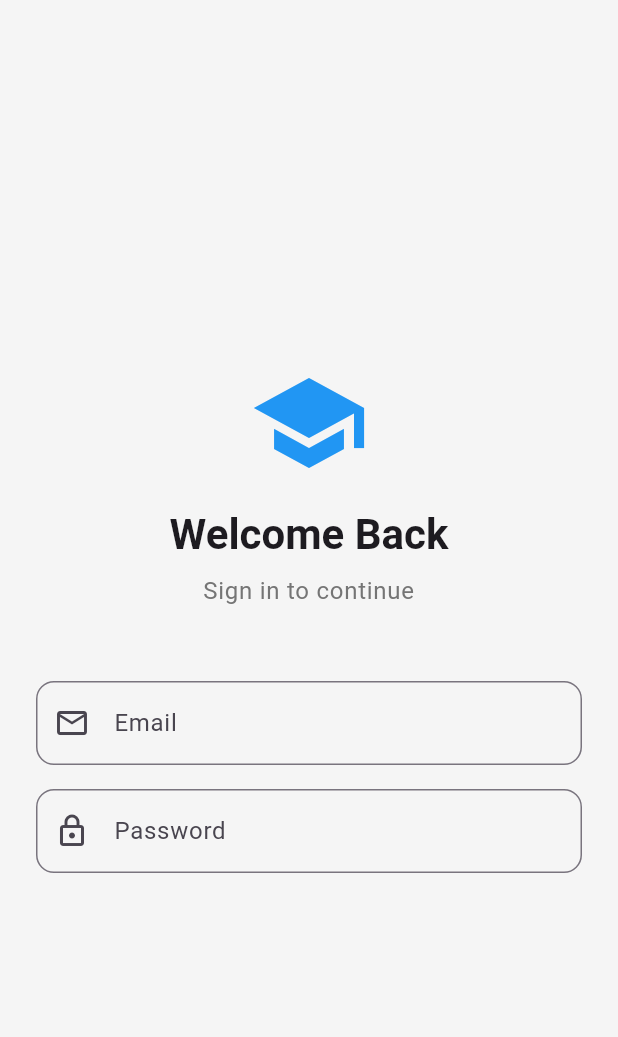
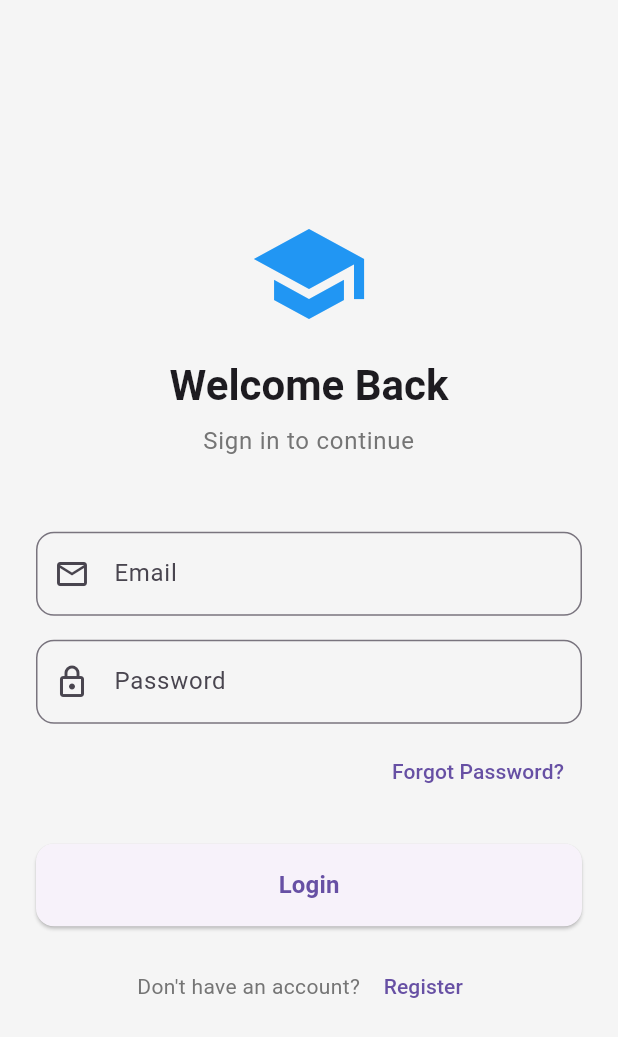
Before and after one commit to aduoke33/2025_LTTBDD_N05_Nhom_4, a Flutter app: the LoginScreen screen opened directly, on a phone screen of 412 x 824 dp. Shown: the top 1037 px of the screen. Run offline on Flutter 3.47's test engine with Material 3 defaults, Android fonts, the phone set to English and light mode, and no system bars; network calls fail.

Commit message:
add login and navigation buttons

```diff
--- a/lib/screens/login_screen.dart
+++ b/lib/screens/login_screen.dart
@@ -1,3 +1,4 @@
+import 'package:english_forum_app/screens/register_screen.dart';
 import 'package:flutter/material.dart';
 
 class LoginScreen extends StatefulWidget {
@@ -65,6 +66,58 @@ class _LoginScreenState extends State<LoginScreen> {
                     ),
                   ),
                 ),
+                const SizedBox(height: 8),
+
+                // Forgot Password
+                Align(
+                  alignment: Alignment.centerRight,
+                  child: TextButton(
+                    onPressed: () {
+                      // TODO: Implement forgot password functionality
+                    },
+                    child: const Text('Forgot Password?'),
+                  ),
+                ),
+                const SizedBox(height: 24),
+
+                // Login Button
+                ElevatedButton(
+                  onPressed: () {
+                    // TODO: Implement login functionality
+                  },
+                  style: ElevatedButton.styleFrom(
+                    padding: const EdgeInsets.symmetric(vertical: 16),
+                    shape: RoundedRectangleBorder(
+                      borderRadius: BorderRadius.circular(12),
+                    ),
+                  ),
+                  child: const Text(
+                    'Login',
+                    style: TextStyle(fontSize: 16, fontWeight: FontWeight.bold),
+                  ),
+                ),
+                const SizedBox(height: 16),
+
+                // Register Link
+                Row(
+                  mainAxisAlignment: MainAxisAlignment.center,
+                  children: [
+                    Text(
+                      "Don't have an account? ",
+                      style: TextStyle(color: Colors.grey[600]),
+                    ),
+                    TextButton(
+                      onPressed: () {
+                        Navigator.push(
+                          context,
+                          MaterialPageRoute(
+                              builder: (context) => const RegisterScreen()),
+                        );
+                      },
+                      child: const Text('Register'),
+                    ),
+                  ],
+                ),
               ],
             ),
           ),
```
